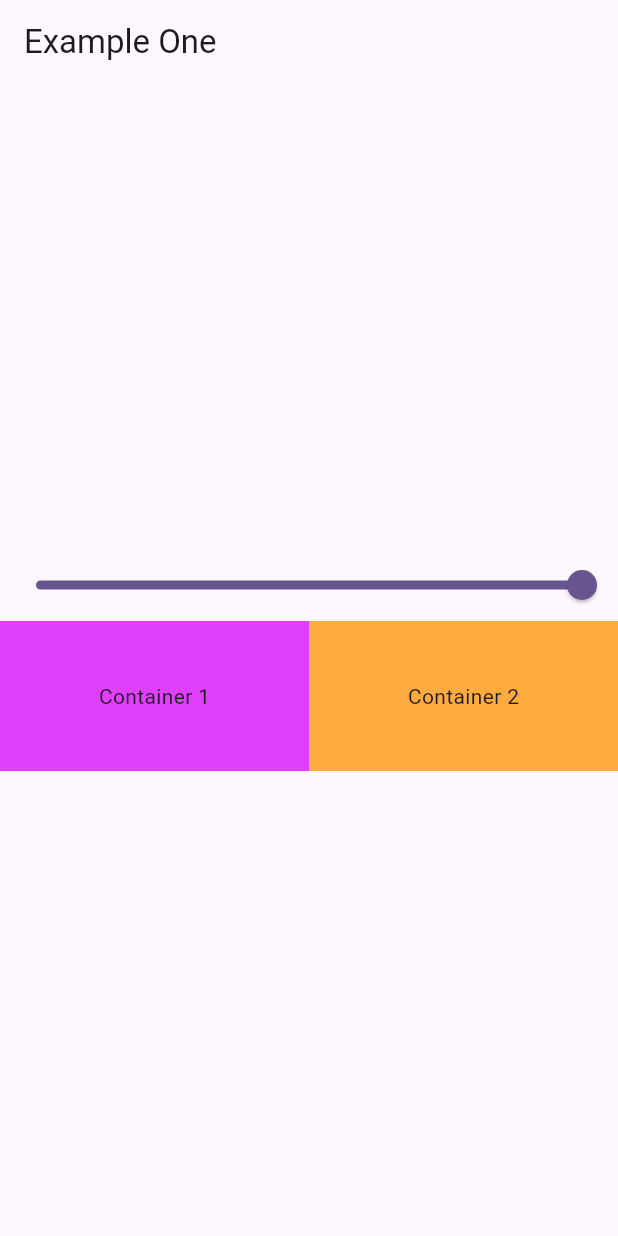
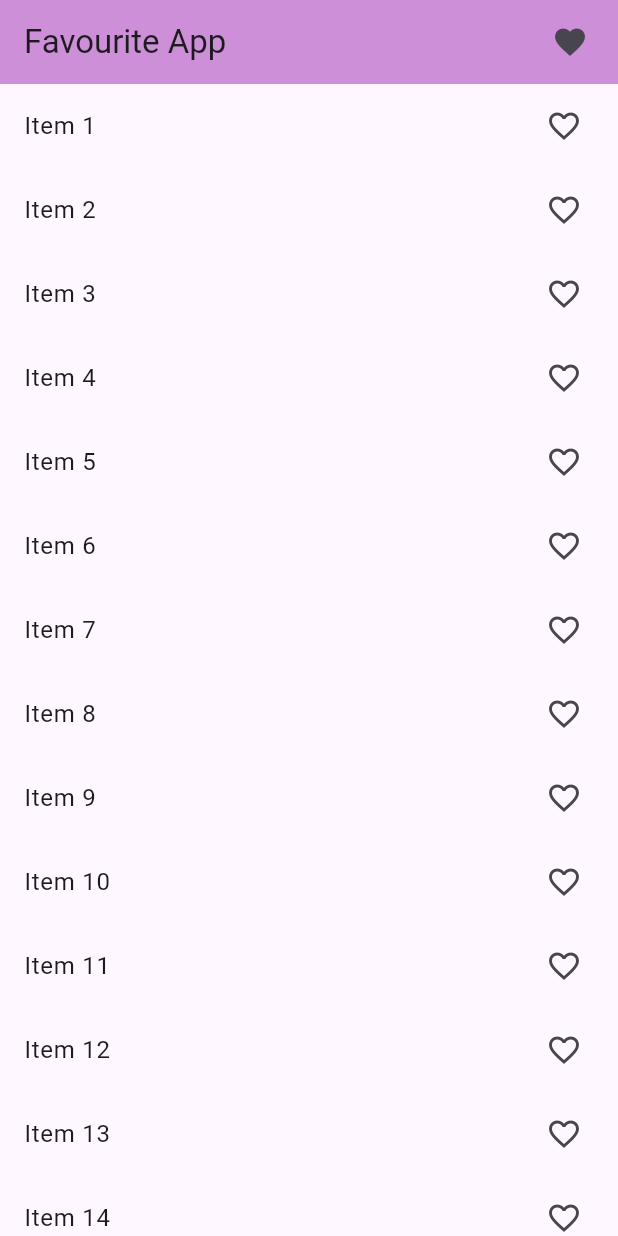
Before and after one commit to Decode749/provider_state_management, a Flutter app: the screen it shows after launch, on a phone screen of 412 x 824 dp. Run offline on Flutter 3.47's test engine with Material 2 defaults, Android fonts, the phone set to English and light mode, and no system bars.

Commit message:
part 7 done

```diff
--- a/lib/main.dart
+++ b/lib/main.dart
@@ -1,6 +1,8 @@
 import 'package:flutter/material.dart';
 import 'package:provider/provider.dart';
 import 'package:provider_state_management/provider/example_one_provider.dart';
+import 'package:provider_state_management/provider/favourite_provider.dart';
+import 'package:provider_state_management/screen/favourite/favourite_screen.dart';
 // import 'package:provider_state_management/why_provider.dart';
 
 import 'provider/count_provider.dart';
@@ -27,7 +29,10 @@ class MyApp extends StatelessWidget {
         ),
         ChangeNotifierProvider(
           create: (_) => ExampleOneProvider(),
-        )
+        ),
+        ChangeNotifierProvider(
+          create: (_) => FavouriteItemProvider(),
+        ),
       ],
       child: MaterialApp(
         title: 'Flutter Demo',
@@ -35,7 +40,7 @@ class MyApp extends StatelessWidget {
           colorScheme: ColorScheme.fromSeed(seedColor: Colors.deepPurple),
           useMaterial3: true,
         ),
-        home: const ExampleOne(),
+        home: const FavouriteScreen(),
       ),
     );
   }
--- /dev/null
+++ b/lib/provider/favourite_provider.dart
@@ -0,0 +1,16 @@
+import 'package:flutter/foundation.dart';
+
+class FavouriteItemProvider with ChangeNotifier{
+  List<int> _selectedItem = [];
+
+  List<int> get selectedItem => _selectedItem;
+
+  void addItems(int value){
+    _selectedItem.add(value);
+    notifyListeners();
+  }
+  void removeItems(int value){
+    _selectedItem.remove(value);
+    notifyListeners();
+  }
+}
--- /dev/null
+++ b/lib/screen/favourite/favourite_screen.dart
@@ -0,0 +1,63 @@
+import 'package:flutter/material.dart';
+import 'package:provider/provider.dart';
+import 'package:provider_state_management/screen/favourite/myfavourite_screen.dart';
+
+import '../../provider/favourite_provider.dart';
+
+class FavouriteScreen extends StatefulWidget {
+  const FavouriteScreen({super.key});
+
+  @override
+  State<FavouriteScreen> createState() => _FavouriteScreenState();
+}
+
+class _FavouriteScreenState extends State<FavouriteScreen> {
+  @override
+  Widget build(BuildContext context) {
+    return Scaffold(
+      appBar: AppBar(
+        title: const Text('Favourite App'),
+        backgroundColor: Colors.purple.withOpacity(0.5),
+        actions: [
+          InkWell(
+            onTap: () {
+              Navigator.push(context, MaterialPageRoute(builder: (context) => const MyFavouriteItems(),));
+            },
+            child: const Icon(Icons.favorite)
+            ),
+          const SizedBox(
+            width: 20,
+          )
+        ],
+      ),
+      body: Column(
+        children: [
+          Expanded(
+            child: ListView.builder(
+              itemCount: 100,
+              itemBuilder: (BuildContext context, int index) {
+                return Consumer<FavouriteItemProvider>(
+                  builder: (BuildContext context, value, Widget? child) {
+                    return ListTile(
+                      onTap: () {
+                        if (value.selectedItem.contains(index)) {
+                          value.removeItems(index);
+                        } else {
+                          value.addItems(index);
+                        }
+                      },
+                      title: Text('Item ${index + 1}'),
+                      trailing: Icon(value.selectedItem.contains(index)
+                          ? Icons.favorite
+                          : Icons.favorite_border_outlined),
+                    );
+                  },
+                );
+              },
+            ),
+          ),
+        ],
+      ),
+    );
+  }
+}
```
Also changed, not shown: lib/screen/favourite/myfavourite_screen.dart (added, +66 -0 lines).
